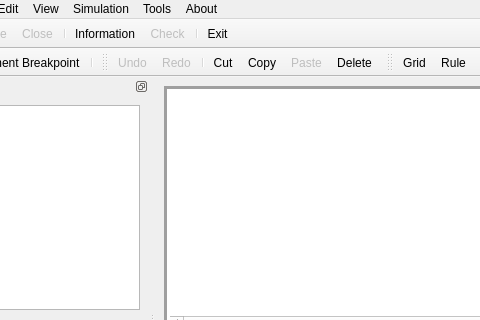
First picture: the form in source/applications/gui/qt/GenesysQtGUI/mainwindow.ui, repository jdanprad0/Genesys-GUI-DS1, before the edit; both pictures show x 125 to 605 and y 0 to 320 of the 1081 by 763 pixel window.
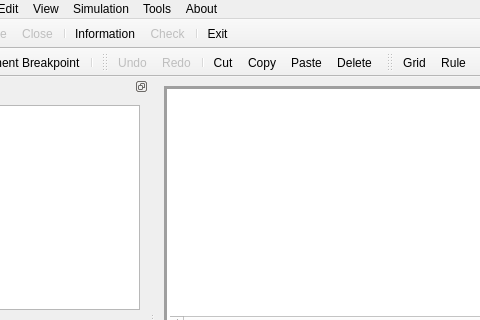
Second picture: the form after the edit. Icons and pictures are not drawn. Custom widgets are drawn as their Qt base class.

Patch:
```diff
--- a/source/applications/gui/qt/GenesysQtGUI/mainwindow.ui
+++ b/source/applications/gui/qt/GenesysQtGUI/mainwindow.ui
@@ -1537,7 +1537,7 @@
   </action>
   <action name="actionEditPaste">
    <property name="enabled">
-    <bool>false</bool>
+    <bool>true</bool>
    </property>
    <property name="icon">
     <iconset resource="GenesysQtGUI_resources.qrc">
```
